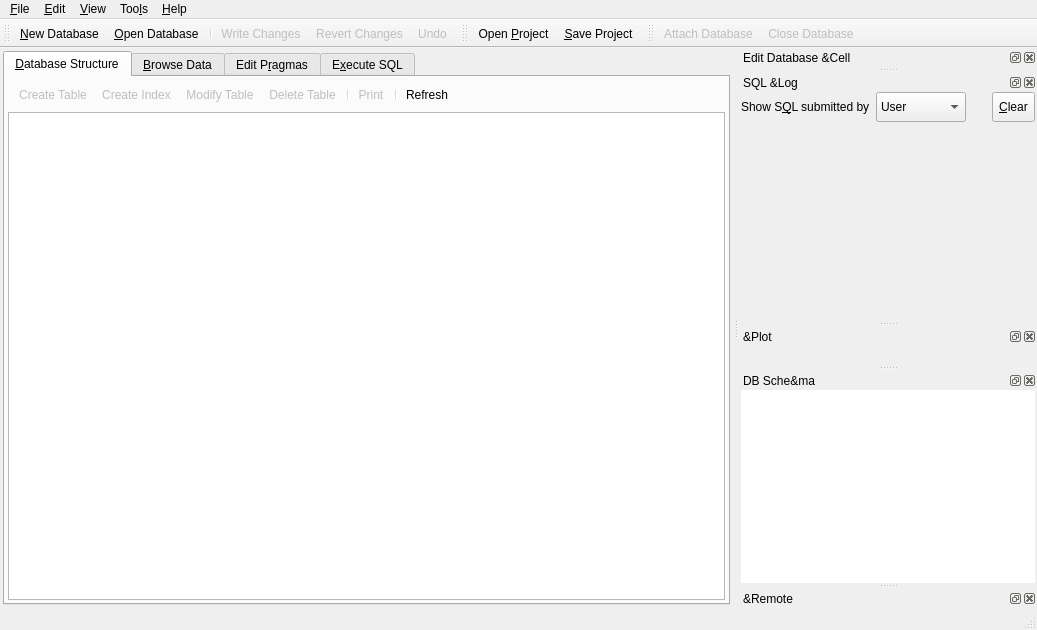
The window that src/MainWindow.ui (sqlitebrowser/sqlitebrowser) describes before a commit, drawn with Qt 5.
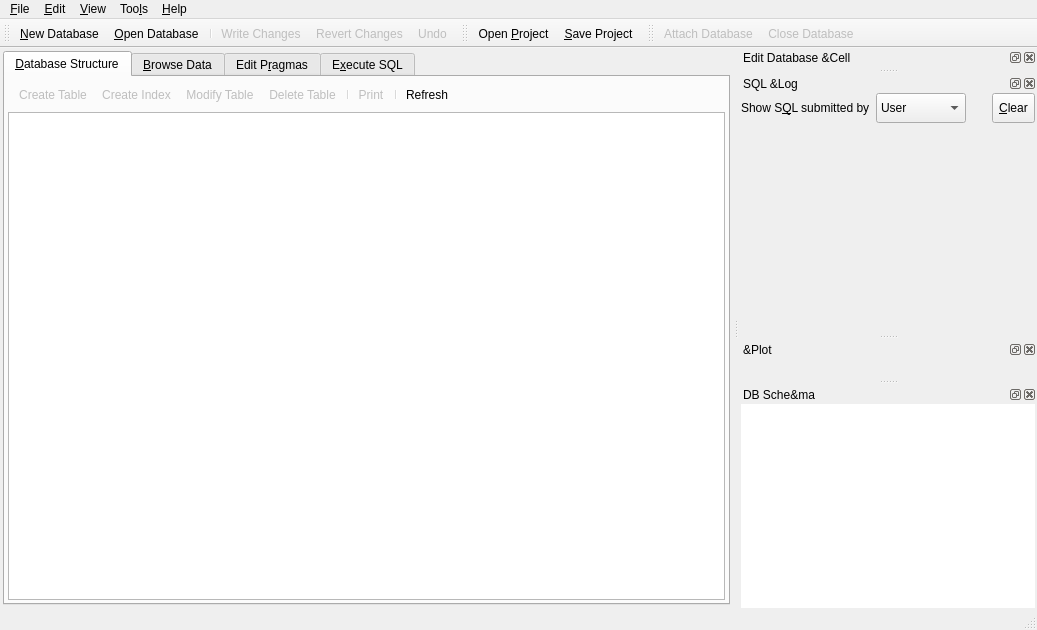
The same window after the commit. Icons and pictures are not drawn. Custom widgets are drawn as their Qt base class.

```diff
--- a/src/MainWindow.ui
+++ b/src/MainWindow.ui
@@ -1480,15 +1480,6 @@
     </layout>
    </widget>
   </widget>
-  <widget class="QDockWidget" name="dockRemote">
-   <property name="windowTitle">
-    <string>&amp;Remote</string>
-   </property>
-   <attribute name="dockWidgetArea">
-    <number>2</number>
-   </attribute>
-   <widget class="QWidget" name="dockWidgetContents_5"/>
-  </widget>
   <widget class="QToolBar" name="toolbarProject">
    <property name="windowTitle">
     <string>Project Toolbar</string>
```
